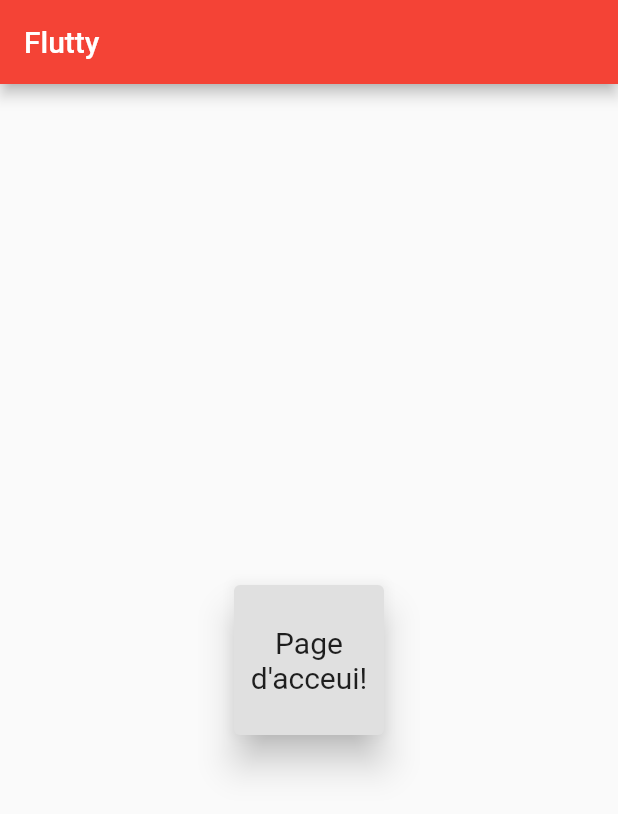
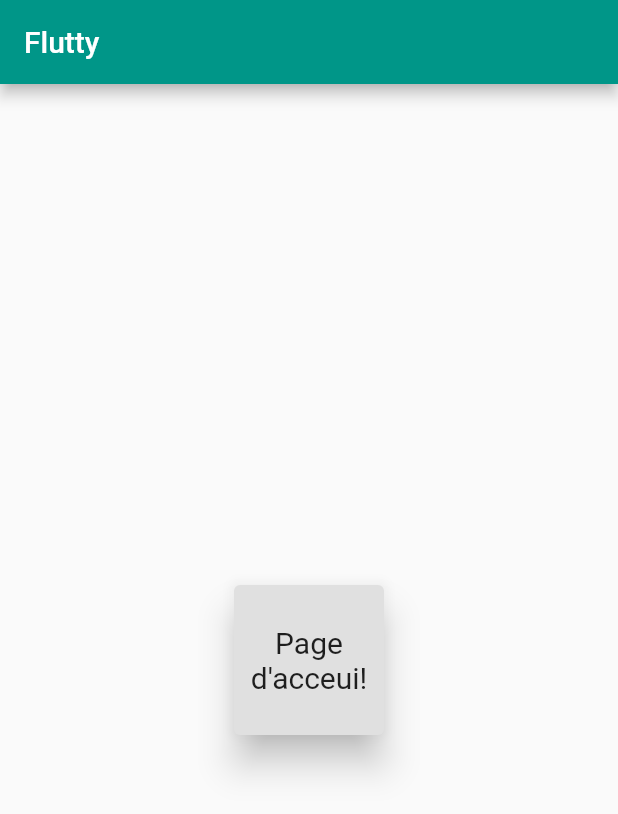
Before and after one commit to Rishyan/flutty, a Flutter app: the screen it shows after launch, on a phone screen of 412 x 824 dp. Shown: the top 814 px of the screen. Run offline on Flutter 3.47's test engine with Material 2 defaults, Android fonts, the phone set to English and light mode, and no system bars.

Commit message:
changed homeScreen

```diff
--- a/lib/main.dart
+++ b/lib/main.dart
@@ -9,7 +9,7 @@ class MyApp extends StatelessWidget {
   Widget build(BuildContext context) {
     return MaterialApp(
         theme: ThemeData(
-          primarySwatch: Colors.red,
+          primarySwatch: Colors.teal,
         ),
         debugShowCheckedModeBanner: false,
         home: HomeScreen());
```
Also changed, not shown: 3 other files.
